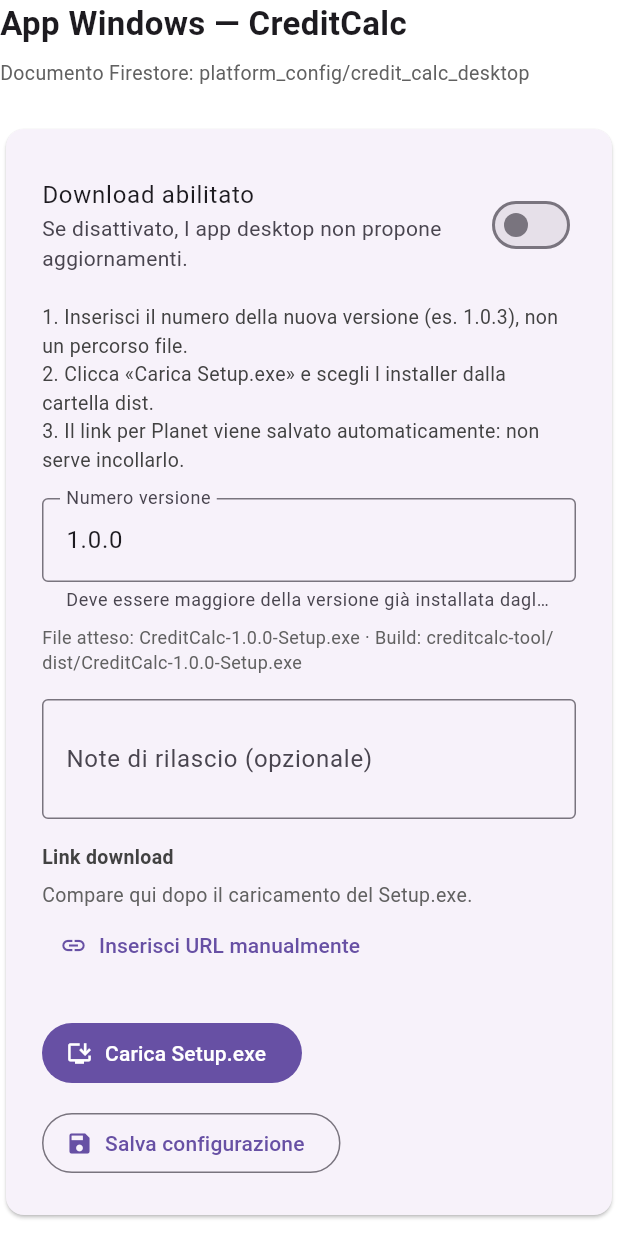
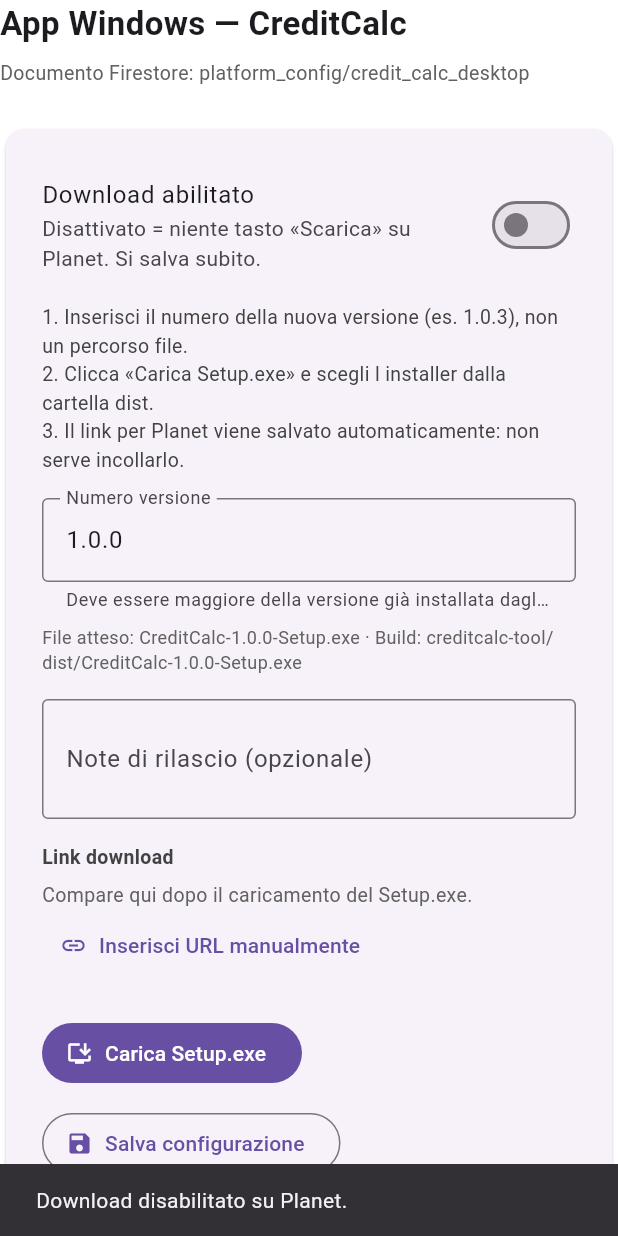
Before and after one commit to Marcellodinapoli/backoffice, a Flutter app: the BkWindowsAppPage widget shown alone on an empty page, opened directly, after a tap on "Download abilitato", on a phone screen of 412 x 824 dp. Run offline on Flutter 3.47's test engine with Material 3 defaults, Android fonts, the phone set to English and light mode, and no system bars; our stand-ins replace cloud_firestore, file_picker, firebase_auth, firebase_core, firebase_storage, flutter_markdown and 1 more; missing offline and left inert: dart:html, excel; accounts and stored records are empty; Roboto replaces fonts that are missing (Consolas).

Commit message:
Messaggio aggiornamento

```diff
--- a/lib/backoffice/pages/bk_windows_app_page.dart
+++ b/lib/backoffice/pages/bk_windows_app_page.dart
@@ -78,6 +78,28 @@
       if (fromDb.isNotEmpty) return fromDb;
     }
     return _cachedActiveUrl.trim();
+  }
+
+  Future<void> _onDownloadEnabledChanged(bool value) async {
+    setState(() => _enabled = value);
+    setState(() => _loading = true);
+    try {
+      await BkCreditCalcDesktopService.setDownloadEnabled(value);
+      if (mounted) {
+        _snack(
+          value
+              ? 'Download abilitato su Planet.'
+              : 'Download disabilitato su Planet.',
+        );
+      }
+    } catch (e) {
+      if (mounted) {
+        setState(() => _enabled = !value);
+        _snack('Errore salvataggio: $e', isError: true);
+      }
+    } finally {
+      if (mounted) setState(() => _loading = false);
+    }
   }
 
   Future<void> _saveConfig({
@@ -483,12 +505,12 @@
                         contentPadding: EdgeInsets.zero,
                         title: const Text('Download abilitato'),
                         subtitle: const Text(
-                          'Se disattivato, l app desktop non propone aggiornamenti.',
+                          'Disattivato = niente tasto «Scarica» su Planet. Si salva subito.',
                         ),
                         value: _enabled,
                         onChanged: _loading || _uploading
                             ? null
-                            : (v) => setState(() => _enabled = v),
+                            : _onDownloadEnabledChanged,
                       ),
                       const SizedBox(height: 12),
                       Text(
--- a/lib/backoffice/services/bk_credit_calc_desktop_service.dart
+++ b/lib/backoffice/services/bk_credit_calc_desktop_service.dart
@@ -66,6 +66,18 @@
     }
 
     await _doc.set(data, SetOptions(merge: true));
+  }
+
+  /// Aggiorna solo il flag visibile su Planet (merge, senza richiedere URL/versione).
+  static Future<void> setDownloadEnabled(bool enabled) async {
+    await _doc.set(
+      {
+        'enabled': enabled,
+        'updatedAt': FieldValue.serverTimestamp(),
+        'updatedBy': 'backoffice',
+      },
+      SetOptions(merge: true),
+    );
   }
 
   /// Nome file attivo per Planet (da config Firestore).
```
